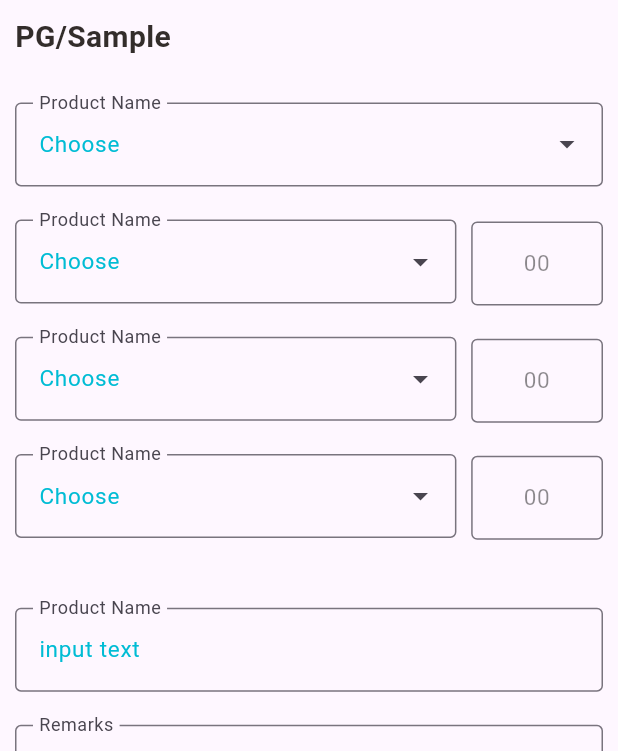
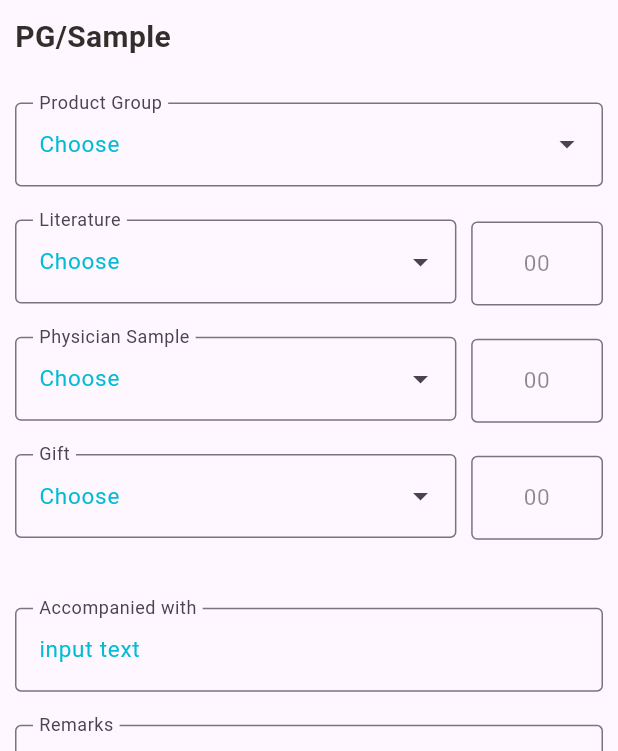
Before and after one commit to KmSaifulIslam/MojaruFlutterApp, a Flutter app: the screen it shows after launch, on a phone screen of 412 x 824 dp, the part 84-835 px from its top. Run offline on Flutter 3.47's test engine with Material 2 defaults, Android fonts, the phone set to English and light mode, and no system bars; our stand-ins replace get, google_fonts.

Commit message:
Code refactor..

```diff
--- a/lib/pages/details_page.dart
+++ b/lib/pages/details_page.dart
@@ -22,7 +22,7 @@ class DetailsPage extends StatelessWidget {
             child: Container(
               width: double.maxFinite,
               height: Dimensions.popularFoodImageSize,
-              decoration: BoxDecoration(
+              decoration: const BoxDecoration(
                   image: DecorationImage(
                       fit: BoxFit.cover,
                       image: AssetImage(
@@ -32,11 +32,12 @@ class DetailsPage extends StatelessWidget {
               ),
             ),
           ),
+
           Positioned(
             top: Dimensions.height45,
             left: Dimensions.width20,
             right: Dimensions.width20,
-            child: Row(
+            child: const Row(
               mainAxisAlignment: MainAxisAlignment.spaceBetween,
               children: [
                 AppIcon(icon: Icons.arrow_back_ios),
@@ -109,7 +110,7 @@ class DetailsPage extends StatelessWidget {
                         ],
                       ),
                       SizedBox(height: Dimensions.height10,),
-                      ExpandableTextWidget(text: "You may think that the earth is a pretty big place, but the Earth isn't even the biggest planet is the solar system."),
+                      const ExpandableTextWidget(text: "You may think that the earth is a pretty big place, but the Earth isn't even the biggest planet is the solar system."),
                       SizedBox(height: Dimensions.height20,),
                       Column(
                         children: [
@@ -135,7 +136,7 @@ class DetailsPage extends StatelessWidget {
                                           decoration: BoxDecoration(
                                               borderRadius: BorderRadius.circular(Dimensions.radius15),
                                               color: AppColors.mainColor,
-                                              image: DecorationImage(
+                                              image: const DecorationImage(
                                                 fit: BoxFit.cover,
                                                 image: AssetImage(
                                                     "assets/images/img2.jpg"
@@ -159,7 +160,7 @@ class DetailsPage extends StatelessWidget {
                                           decoration: BoxDecoration(
                                               borderRadius: BorderRadius.circular(Dimensions.radius15),
                                               color: AppColors.mainColor,
-                                              image: DecorationImage(
+                                              image: const DecorationImage(
                                                 fit: BoxFit.cover,
                                                 image: AssetImage(
                                                     "assets/images/img3.jpg"
@@ -183,7 +184,7 @@ class DetailsPage extends StatelessWidget {
                                           decoration: BoxDecoration(
                                               borderRadius: BorderRadius.circular(Dimensions.radius15),
                                               color: AppColors.mainColor,
-                                              image: DecorationImage(
+                                              image: const DecorationImage(
                                                 fit: BoxFit.cover,
                                                 image: AssetImage(
                                                     "assets/images/img2.jpg"
@@ -207,7 +208,7 @@ class DetailsPage extends StatelessWidget {
                                           decoration: BoxDecoration(
                                               borderRadius: BorderRadius.circular(Dimensions.radius15),
                                               color: AppColors.mainColor,
-                                              image: DecorationImage(
+                                              image: const DecorationImage(
                                                 fit: BoxFit.cover,
                                                 image: AssetImage(
                                                     "assets/images/img3.jpg"
--- a/lib/pages/pg_sample_page.dart
+++ b/lib/pages/pg_sample_page.dart
@@ -17,7 +17,7 @@ class _PgSamplePageState extends State<PgSamplePage> {
     return Scaffold(
       appBar: AppBar(title: BigText(text: "Mojaru",), elevation: 3,),
       body: Container(
-        padding: EdgeInsets.all(10),
+        padding: const EdgeInsets.all(10),
         child: SingleChildScrollView(
           child: Column(
             crossAxisAlignment: CrossAxisAlignment.start,
@@ -25,13 +25,13 @@ class _PgSamplePageState extends State<PgSamplePage> {
               BigText(text: "PG/Sample"),
 
               SizedBox(height: Dimensions.height30,),
-              Container(
+              SizedBox(
                 height: Dimensions.height20*3,
                 child: TextFormField(
-                  decoration: InputDecoration(
+                  decoration: const InputDecoration(
                       hintText: "Choose",
                       hintStyle: TextStyle(color: Colors.cyan, fontSize: 15),
-                      labelText: "Product Name",
+                      labelText: "Product Group",
                       floatingLabelBehavior: FloatingLabelBehavior.always,
                       suffixIcon: Icon(Icons.arrow_drop_down),
                       border: OutlineInputBorder()
@@ -43,14 +43,14 @@ class _PgSamplePageState extends State<PgSamplePage> {
               Row(
                 mainAxisAlignment: MainAxisAlignment.spaceBetween,
                 children: [
-                  Container(
+                  SizedBox(
                     height: Dimensions.height20*3,
                     width: Dimensions.screenWidth/1.4,
                     child: TextFormField(
-                      decoration: InputDecoration(
+                      decoration: const InputDecoration(
                           hintText: "Choose",
                           hintStyle: TextStyle(color: Colors.cyan, fontSize: 15),
-                          labelText: "Product Name",
+                          labelText: "Literature",
                           floatingLabelBehavior: FloatingLabelBehavior.always,
                           suffixIcon: Icon(Icons.arrow_drop_down),
                           border: OutlineInputBorder()
@@ -63,7 +63,7 @@ class _PgSamplePageState extends State<PgSamplePage> {
                     width: Dimensions.width45*3,
                     child: TextFormField(
                       textAlign: TextAlign.center,
-                      decoration: InputDecoration(
+                      decoration: const InputDecoration(
                           hintText: "00",
                           hintStyle: TextStyle(color: Colors.black45, fontSize: 15),
 
@@ -79,14 +79,14 @@ class _PgSamplePageState extends State<PgSamplePage> {
               Row(
                 mainAxisAlignment: MainAxisAlignment.spaceBetween,
                 children: [
-                  Container(
+                  SizedBox(
                     height: Dimensions.height20*3,
                     width: Dimensions.screenWidth/1.4,
                     child: TextFormField(
-                      decoration: InputDecoration(
+                      decoration: const InputDecoration(
                           hintText: "Choose",
                           hintStyle: TextStyle(color: Colors.cyan, fontSize: 15),
-                          labelText: "Product Name",
+                          labelText: "Physician Sample",
                           floatingLabelBehavior: FloatingLabelBehavior.always,
                           suffixIcon: Icon(Icons.arrow_drop_down),
                           border: OutlineInputBorder()
@@ -99,10 +99,9 @@ class _PgSamplePageState extends State<PgSamplePage> {
                     width: Dimensions.width45*3,
                     child: TextFormField(
                       textAlign: TextAlign.center,
-                      decoration: InputDecoration(
+                      decoration: const InputDecoration(
                           hintText: "00",
                           hintStyle: TextStyle(color: Colors.black45, fontSize: 15),
-
                           border: OutlineInputBorder()
                       ),
                     ),
@@ -115,14 +114,14 @@ class _PgSamplePageState extends State<PgSamplePage> {
               Row(
                 mainAxisAlignment: MainAxisAlignment.spaceBetween,
                 children: [
-                  Container(
+                  SizedBox(
                     height: Dimensions.height20*3,
                     width: Dimensions.screenWidth/1.4,
                     child: TextFormField(
-                      decoration: InputDecoration(
+                      decoration: const InputDecoration(
                           hintText: "Choose",
                           hintStyle: TextStyle(color: Colors.cyan, fontSize: 15),
-                          labelText: "Product Name",
+                          labelText: "Gift",
                           floatingLabelBehavior: FloatingLabelBehavior.always,
                           suffixIcon: Icon(Icons.arrow_drop_down),
                           border: OutlineInputBorder()
@@ -135,7 +134,7 @@ class _PgSamplePageState extends State<PgSamplePage> {
                     width: Dimensions.width45*3,
                     child: TextFormField(
                       textAlign: TextAlign.center,
-                      decoration: InputDecoration(
+                      decoration: const InputDecoration(
                           hintText: "00",
                           hintStyle: TextStyle(color: Colors.black45, fontSize: 15),
 
@@ -148,13 +147,13 @@ class _PgSamplePageState extends State<PgSamplePage> {
               ),
               SizedBox(height: Dimensions.height45,),
 
-              Container(
+              SizedBox(
                 height: Dimensions.height20*3,
                 child: TextFormField(
-                  decoration: InputDecoration(
+                  decoration: const InputDecoration(
                       hintText: "input text",
                       hintStyle: TextStyle(color: Colors.cyan, fontSize: 15),
-                      labelText: "Product Name",
+                      labelText: "Accompanied with",
                       floatingLabelBehavior: FloatingLabelBehavior.always,
                       border: OutlineInputBorder()
                   ),
@@ -168,7 +167,7 @@ class _PgSamplePageState extends State<PgSamplePage> {
                 child: TextFormField(
                   minLines: 3,
                   maxLines: 5,
-                  decoration: InputDecoration(
+                  decoration: const InputDecoration(
                       hintText: "input text",
                       hintStyle: TextStyle(color: Colors.cyan, fontSize: 15),
                       labelText: "Remarks",
@@ -191,14 +190,14 @@ class _PgSamplePageState extends State<PgSamplePage> {
                       height: Dimensions.height10*5,
                       // color: Color(0xFF00838F),
                       alignment: Alignment.center,
+                      decoration: BoxDecoration(
+                        color: const Color(0xFF3B9FA4),
+                        borderRadius: BorderRadius.circular(Dimensions.radius20/2)
+                      ),
                       child: SmallText(
                         text: "SUBMIT",
                         color: Colors.white,
                         size: Dimensions.font20,
-                      ),
-                      decoration: BoxDecoration(
-                        color: Color(0xFF3B9FA4),
-                        borderRadius: BorderRadius.circular(Dimensions.radius20/2)
                       ),
                     ),
                   ),
```
